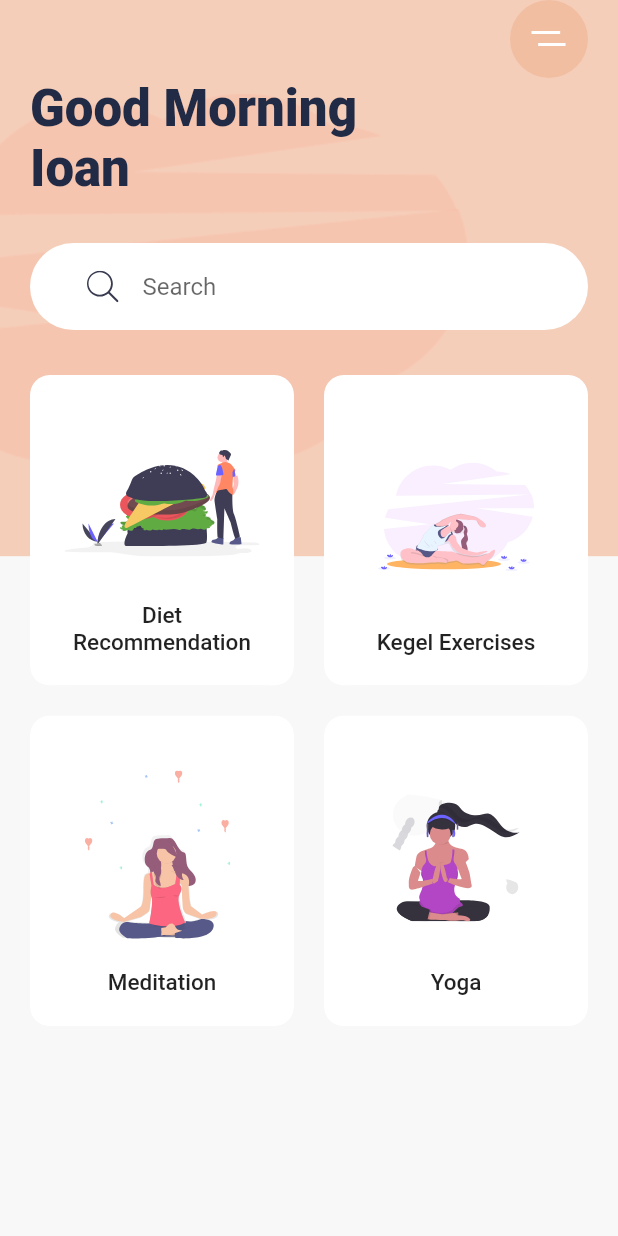
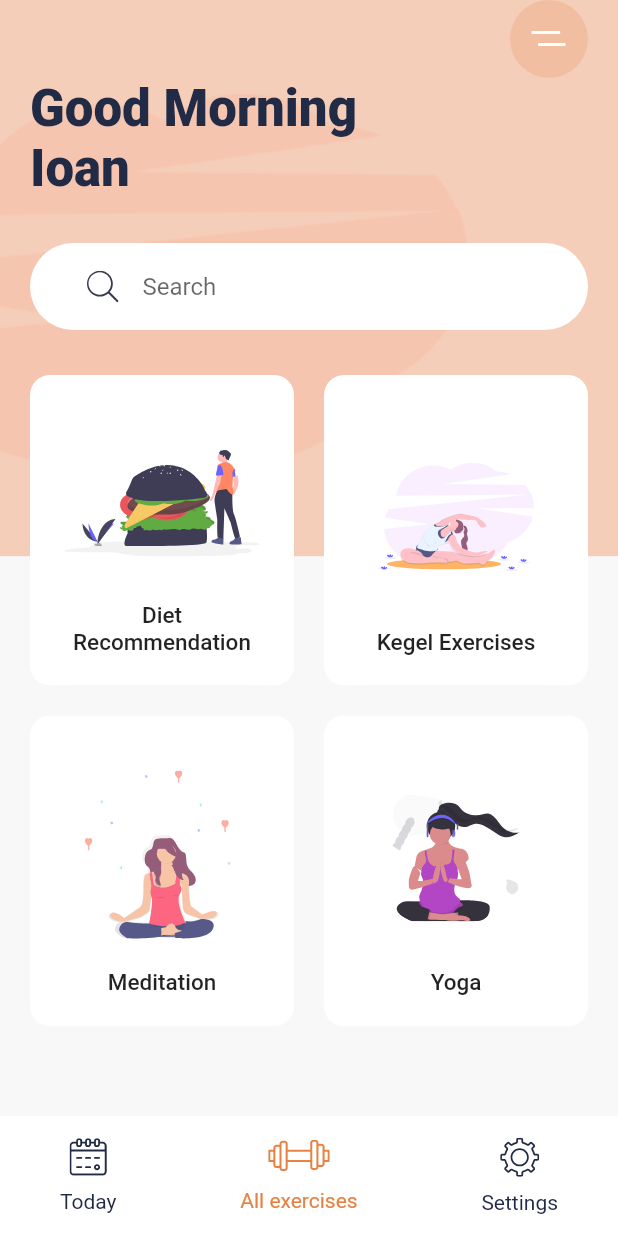
Before and after one commit to ioan-alexandru/meditation_app_ui, a Flutter app: the screen it shows after launch, on a phone screen of 412 x 824 dp. Run offline on Flutter 3.47's test engine with Material 2 defaults, Android fonts, the phone set to English and light mode, and no system bars; our stand-ins replace flutter_svg.

Commit message:
added bottom navigation bar

```diff
--- a/lib/screens/home.dart
+++ b/lib/screens/home.dart
@@ -1,11 +1,13 @@
 import 'package:flutter/material.dart';
 import 'package:flutter_svg/flutter_svg.dart';
+import 'package:meditation_app_ui/widgets/bottom_nav_bar.dart';
 import 'package:meditation_app_ui/widgets/card.dart';
 
 class HomeScreen extends StatelessWidget {
   @override
   Widget build(BuildContext context) {
     return Scaffold(
+      bottomNavigationBar: BottomNavBar(),
       body: Stack(
         children: [
           Container(
--- /dev/null
+++ b/lib/widgets/bottom_nav_bar.dart
@@ -0,0 +1,50 @@
+import 'package:flutter/material.dart';
+import 'package:flutter_svg/flutter_svg.dart';
+import 'package:meditation_app_ui/util/constants.dart';
+
+class BottomNavBar extends StatelessWidget {
+  const BottomNavBar({
+    Key key,
+  }) : super(key: key);
+
+  @override
+  Widget build(BuildContext context) {
+    return Container(
+      padding: EdgeInsets.symmetric(horizontal: 40,vertical: 10),
+      height: 80,
+      color: Colors.white,
+      child: Row(
+        mainAxisAlignment: MainAxisAlignment.spaceBetween,
+        children: [
+          BottomNavItem(title: 'Today', svgSource: 'assets/icons/calendar.svg',),
+          BottomNavItem(title: 'All exercises', svgSource: 'assets/icons/gym.svg',isActive: true,),
+          BottomNavItem(title: 'Settings', svgSource: 'assets/icons/Settings.svg',),
+        ],
+      ),
+    );
+  }
+}
+
+class BottomNavItem extends StatelessWidget {
+  final String svgSource;
+  final String title;
+  final Function press;
+  final bool isActive;
+  const BottomNavItem({
+    Key key, this.svgSource, this.title, this.press, this.isActive = false,
+  }) : super(key: key);
+
+  @override
+  Widget build(BuildContext context) {
+    return GestureDetector(
+      onTap: press,
+      child: Column(
+        mainAxisAlignment: MainAxisAlignment.spaceAround,
+        children: [
+          SvgPicture.asset(svgSource, color: isActive ? kActiveIconColor : kTextColor,),
+          Text(title, style: TextStyle(color: isActive ? kActiveIconColor : kTextColor),)
+        ],
+      ),
+    );
+  }
+}
```
